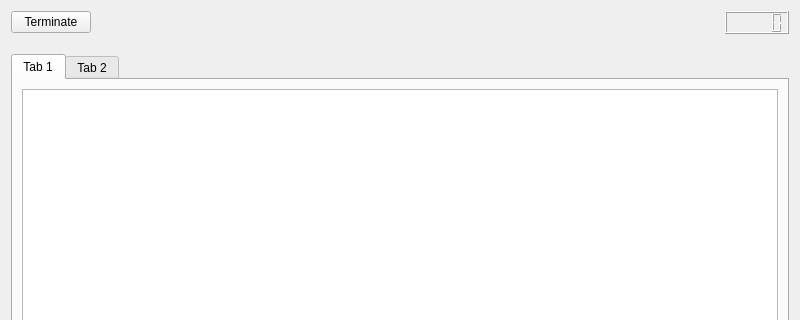
The window that designer/player.ui (zarathustre/ttex) describes before a commit, drawn with Qt 5; both pictures show x 0 to 800 and y 0 to 320 of the 800 by 600 pixel window.
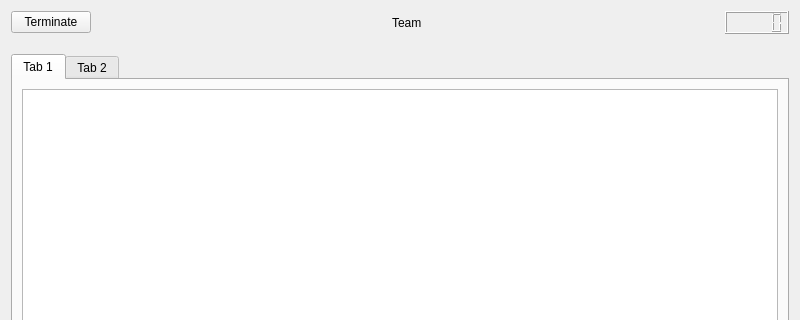
The same window after the commit.

Patch:
```diff
--- a/designer/player.ui
+++ b/designer/player.ui
@@ -26,6 +26,26 @@
        </property>
       </widget>
      </item>
+     <item>
+      <spacer name="horizontalSpacer_2">
+       <property name="orientation">
+        <enum>Qt::Horizontal</enum>
+       </property>
+       <property name="sizeHint" stdset="0">
+        <size>
+         <width>40</width>
+         <height>20</height>
+        </size>
+       </property>
+      </spacer>
+     </item>
+     <item>
+      <widget class="QLabel" name="team_nick_label">
+       <property name="text">
+        <string>Team </string>
+       </property>
+      </widget>
+     </item>
      <item>
       <spacer name="horizontalSpacer">
        <property name="orientation">
```
